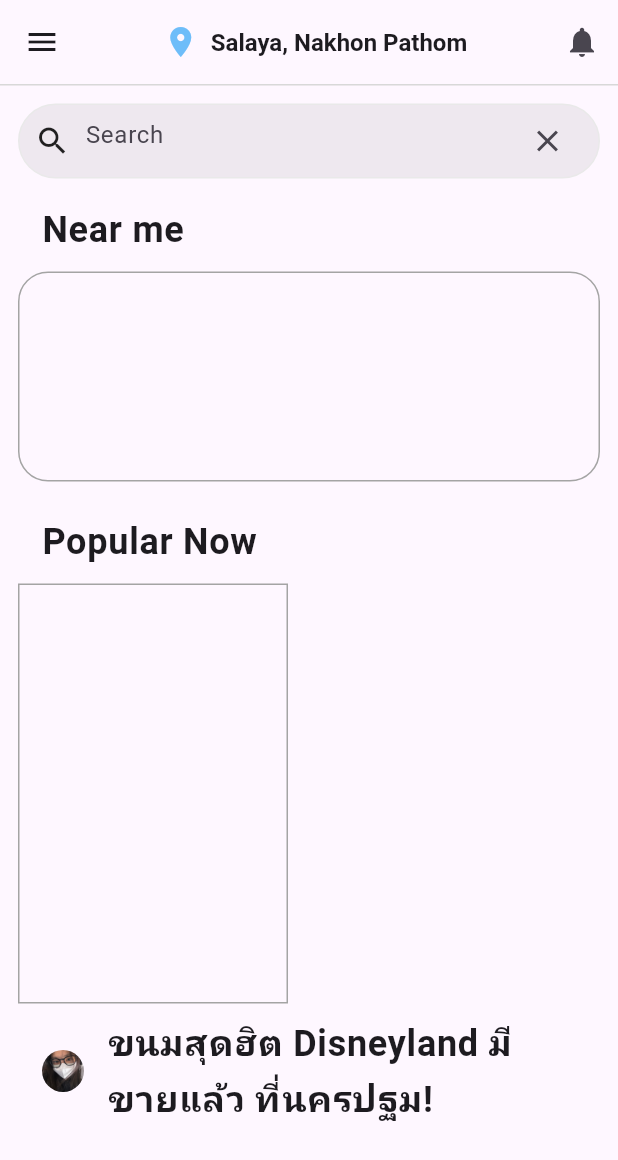
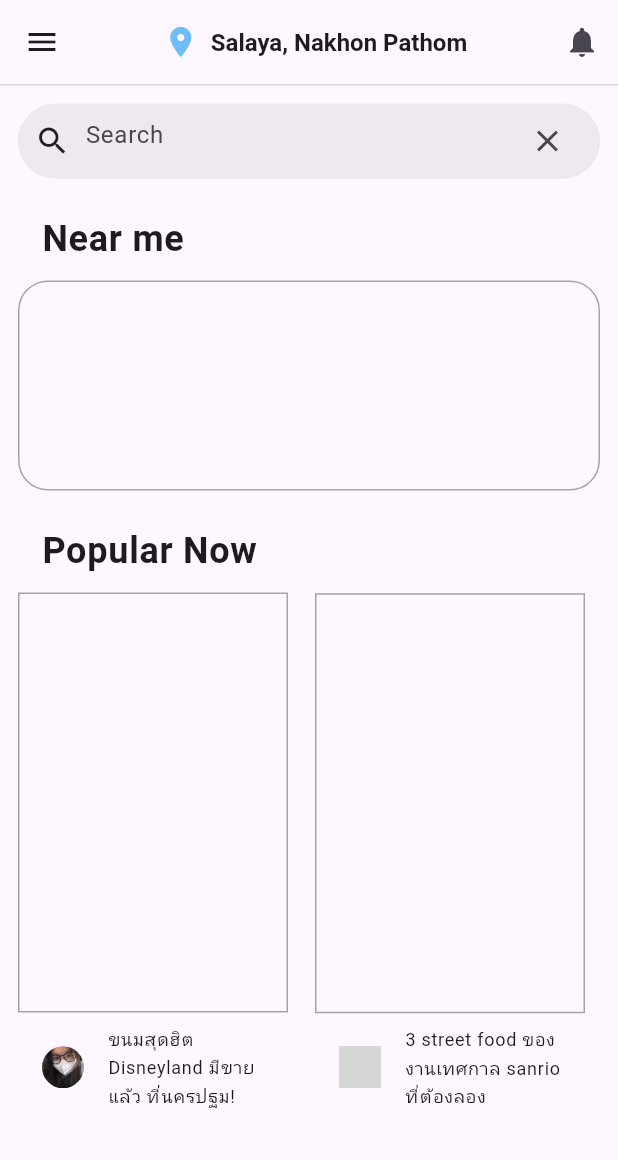
Before and after one commit to Chonthichaa1/Project, a Flutter app: the screen it shows after launch, on a phone screen of 412 x 824 dp. Shown: the top 1160 px of the screen. Run offline on Flutter 3.47's test engine with Material 3 defaults, Android fonts, the phone set to English and light mode, and no system bars; grey boxes are pictures that could not be loaded.

Commit message:
edit home page

```diff
--- a/lib/home_page.dart
+++ b/lib/home_page.dart
@@ -41,13 +41,12 @@ class MyHomePage extends StatelessWidget {
           ),
         ),
       ),
-      body: SingleChildScrollView(
-        child: Padding(
-          padding: const EdgeInsets.all(12.0),
-          child: Column(
+      body: Column(
         crossAxisAlignment: CrossAxisAlignment.start,
         children: [
-              Container(
+          Padding(
+            padding: const EdgeInsets.all(12.0),
+            child: Container(
               decoration: BoxDecoration(
                 borderRadius: BorderRadius.circular(30.0),
                 border: Border.all(color: Color.fromARGB(255, 233, 233, 233)),
@@ -77,11 +76,19 @@ class MyHomePage extends StatelessWidget {
                 ],
               ),
             ),
-              SizedBox(height: 6),
+          ),
+          Expanded(
+            child: SingleChildScrollView(
+              child: Padding(
+                padding: const EdgeInsets.symmetric(horizontal: 12.0),
+                child: Column(
+                  crossAxisAlignment: CrossAxisAlignment.start,
+                  children: [
                     ListTile(
                       title: Text(
                         'Near me',
-                  style: TextStyle(fontSize: 24, fontWeight: FontWeight.bold),
+                        style: TextStyle(
+                            fontSize: 24, fontWeight: FontWeight.bold),
                       ),
                     ),
                     Container(
@@ -89,37 +96,45 @@ class MyHomePage extends StatelessWidget {
                       height: 140,
                       decoration: BoxDecoration(
                         borderRadius: BorderRadius.circular(20.0),
-                  border: Border.all(color: Color.fromARGB(255, 164, 164, 164)),
+                        border: Border.all(
+                            color: Color.fromARGB(255, 164, 164, 164)),
                       ),
-                // ที่นี่คือส่วนของ Map
+                      // Map section goes here
                     ),
                     SizedBox(height: 12),
                     ListTile(
                       title: Text(
                         'Popular Now',
-                  style: TextStyle(fontSize: 24, fontWeight: FontWeight.bold),
+                        style: TextStyle(
+                            fontSize: 24, fontWeight: FontWeight.bold),
                       ),
                     ),
+                    Row(
+                      children: [
+                        Expanded(
+                          child: Column(
+                            crossAxisAlignment: CrossAxisAlignment.start,
+                            children: [
                               Container(
                                 width: 180,
                                 height: 280,
                                 decoration: BoxDecoration(
                                   border: Border.all(
-                                      color: Color.fromARGB(255, 164, 164, 164)),
+                                      color:
+                                          Color.fromARGB(255, 164, 164, 164)),
                                 ),
+                                // Popular Now - Column 1
                               ),
-              Container(
-                child: Column(
-                  crossAxisAlignment: CrossAxisAlignment.start,
-                  children: [
                               ListTile(
                                 title: Text(
                                   'ขนมสุดฮิต Disneyland มีขายแล้ว ที่นครปฐม!',
                                   style: TextStyle(
-                            fontSize: 24, fontWeight: FontWeight.bold),
+                                    fontSize: 12,
+                                  ),
                                 ),
                                 leading: CircleAvatar(
-                        backgroundImage: AssetImage('assets/jennie.jpg'),
+                                  backgroundImage:
+                                      AssetImage('assets/jennie.jpg'),
                                   radius: 14,
                                   backgroundColor: Colors.transparent,
                                 ),
@@ -127,8 +142,46 @@ class MyHomePage extends StatelessWidget {
                             ],
                           ),
                         ),
+                        SizedBox(width: 8),
+                        Expanded(
+                          child: Column(
+                            crossAxisAlignment: CrossAxisAlignment.start,
+                            children: [
+                              Container(
+                                width: 180,
+                                height: 280,
+                                decoration: BoxDecoration(
+                                  border: Border.all(
+                                      color:
+                                          Color.fromARGB(255, 164, 164, 164)),
+                                ),
+                                // Popular Now - Column 2
+                              ),
+                              ListTile(
+                                title: Text(
+                                  '3 street food ของงานเทศกาล sanrio ที่ต้องลอง',
+                                  style: TextStyle(
+                                    fontSize: 12,
                                   ),
                                 ),
+                                leading: CircleAvatar(
+                                  backgroundImage:
+                                      AssetImage('assets/yeri.jpg'),
+                                  radius: 14,
+                                  backgroundColor: Colors.transparent,
+                                ),
+                              ),
+                            ],
+                          ),
+                        ),
+                      ],
+                    ),
+                  ],
+                ),
+              ),
+            ),
+          ),
+        ],
       ),
     );
   }
--- a/lib/main.dart
+++ b/lib/main.dart
@@ -4,7 +4,7 @@ import 'signup_page.dart'; // not complete
 import 'setting_page.dart'; // not complete
 import 'restaurantabout_.dart';
 import 'notification_page.dart';
-import 'home_page.dart';
+import 'home_page.dart'; // not complete
 
 void main() {
   runApp(MyApp());
```
Lines whose indentation alone changed are shown as unchanged.
